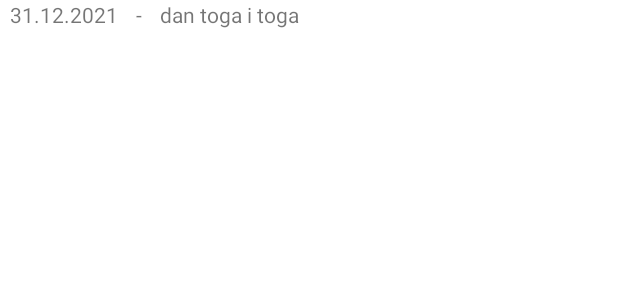
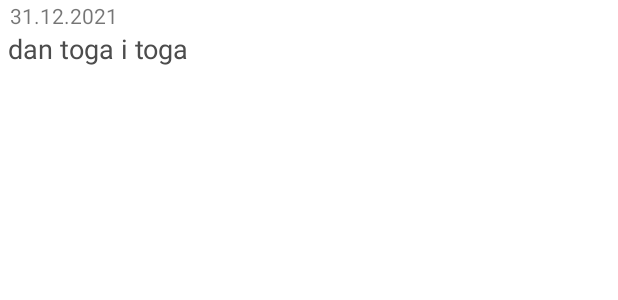
Before and after one commit to vanedvinson/BosnjackiKalendar, an Android app: the layout dogadjaji_grid.xml on its own in the app's theme, with its tools: preview values and no code run, on a phone screen of 412 x 824 dp. Shown: the top 300 px of the screen. Run offline under Robolectric (Android 15) with nearby library versions, the phone set to English and light mode, and no system bars.

Commit message:
Added new icons, hidden navbar and some colors :)

```diff
--- a/app/src/main/java/com/example/calendartesting/MainActivity.kt
+++ b/app/src/main/java/com/example/calendartesting/MainActivity.kt
@@ -21,6 +21,7 @@ class MainActivity : AppCompatActivity() {
     override fun onCreate(savedInstanceState: Bundle?) {
         super.onCreate(savedInstanceState)
         setContentView(R.layout.activity_main)
+        this.getSupportActionBar()?.hide()
 
         /*prosledjivanje recycle layouta ovaj context podataka*/
         recycleVaktija.layoutManager = LinearLayoutManager(this)
--- /dev/null
+++ b/app/src/main/res/drawable/ic_export.xml
@@ -0,0 +1,5 @@
+<vector android:height="28dp" android:tint="#262626"
+    android:viewportHeight="24" android:viewportWidth="24"
+    android:width="28dp" xmlns:android="http://schemas.android.com/apk/res/android">
+    <path android:fillColor="@android:color/white" android:pathData="M9,3L5,6.99h3L8,14h2L10,6.99h3L9,3zM16,17.01L16,10h-2v7.01h-3L15,21l4,-3.99h-3z"/>
+</vector>
--- /dev/null
+++ b/app/src/main/res/drawable/ic_info.xml
@@ -0,0 +1,5 @@
+<vector android:height="28dp" android:tint="#262626"
+    android:viewportHeight="24" android:viewportWidth="24"
+    android:width="28dp" xmlns:android="http://schemas.android.com/apk/res/android">
+    <path android:fillColor="@android:color/white" android:pathData="M12,2C6.48,2 2,6.48 2,12s4.48,10 10,10 10,-4.48 10,-10S17.52,2 12,2zM13,17h-2v-6h2v6zM13,9h-2L11,7h2v2z"/>
+</vector>
--- /dev/null
+++ b/app/src/main/res/drawable/ic_podesavanaj.xml
@@ -0,0 +1,5 @@
+<vector android:height="28dp" android:tint="#262626"
+    android:viewportHeight="24" android:viewportWidth="24"
+    android:width="28dp" xmlns:android="http://schemas.android.com/apk/res/android">
+    <path android:fillColor="@android:color/white" android:pathData="M19.14,12.94c0.04,-0.3 0.06,-0.61 0.06,-0.94c0,-0.32 -0.02,-0.64 -0.07,-0.94l2.03,-1.58c0.18,-0.14 0.23,-0.41 0.12,-0.61l-1.92,-3.32c-0.12,-0.22 -0.37,-0.29 -0.59,-0.22l-2.39,0.96c-0.5,-0.38 -1.03,-0.7 -1.62,-0.94L14.4,2.81c-0.04,-0.24 -0.24,-0.41 -0.48,-0.41h-3.84c-0.24,0 -0.43,0.17 -0.47,0.41L9.25,5.35C8.66,5.59 8.12,5.92 7.63,6.29L5.24,5.33c-0.22,-0.08 -0.47,0 -0.59,0.22L2.74,8.87C2.62,9.08 2.66,9.34 2.86,9.48l2.03,1.58C4.84,11.36 4.8,11.69 4.8,12s0.02,0.64 0.07,0.94l-2.03,1.58c-0.18,0.14 -0.23,0.41 -0.12,0.61l1.92,3.32c0.12,0.22 0.37,0.29 0.59,0.22l2.39,-0.96c0.5,0.38 1.03,0.7 1.62,0.94l0.36,2.54c0.05,0.24 0.24,0.41 0.48,0.41h3.84c0.24,0 0.44,-0.17 0.47,-0.41l0.36,-2.54c0.59,-0.24 1.13,-0.56 1.62,-0.94l2.39,0.96c0.22,0.08 0.47,0 0.59,-0.22l1.92,-3.32c0.12,-0.22 0.07,-0.47 -0.12,-0.61L19.14,12.94zM12,15.6c-1.98,0 -3.6,-1.62 -3.6,-3.6s1.62,-3.6 3.6,-3.6s3.6,1.62 3.6,3.6S13.98,15.6 12,15.6z"/>
+</vector>
--- a/app/src/main/res/layout/dogadjaji_grid.xml
+++ b/app/src/main/res/layout/dogadjaji_grid.xml
@@ -18,26 +18,17 @@
         app:layout_constraintVertical_bias="0.017" />
 
     <TextView
-        android:id="@+id/textView13"
-        android:layout_width="wrap_content"
-        android:layout_height="wrap_content"
-        android:text="-"
-        app:layout_constraintBottom_toBottomOf="parent"
-        app:layout_constraintEnd_toEndOf="parent"
-        app:layout_constraintHorizontal_bias="0.037"
-        app:layout_constraintStart_toEndOf="@+id/tvDatum"
-        app:layout_constraintTop_toTopOf="parent"
-        app:layout_constraintVertical_bias="0.015" />
-
-    <TextView
         android:id="@+id/tvDogadjaj"
         android:layout_width="wrap_content"
         android:layout_height="wrap_content"
+        android:layout_marginBottom="8dp"
         android:text="dan toga i toga"
+        android:textColor="#4C4C4C"
+        android:textSize="18sp"
         app:layout_constraintBottom_toBottomOf="parent"
         app:layout_constraintEnd_toEndOf="parent"
-        app:layout_constraintHorizontal_bias="0.052"
-        app:layout_constraintStart_toEndOf="@+id/textView13"
-        app:layout_constraintTop_toTopOf="parent"
-        app:layout_constraintVertical_bias="0.015" />
+        app:layout_constraintHorizontal_bias="0.018"
+        app:layout_constraintStart_toStartOf="parent"
+        app:layout_constraintTop_toBottomOf="@+id/tvDatum"
+        app:layout_constraintVertical_bias="0.054" />
 </androidx.constraintlayout.widget.ConstraintLayout>
```
Also changed, not shown: app/src/main/res/drawable/ic_iconfinder_46_calendar_290104.xml (added, +10 -0 lines), app/src/main/res/drawable/mybuttonpls.xml (+3 -5 lines), app/src/main/res/layout/activity_main.xml (+77 -50 lines).
